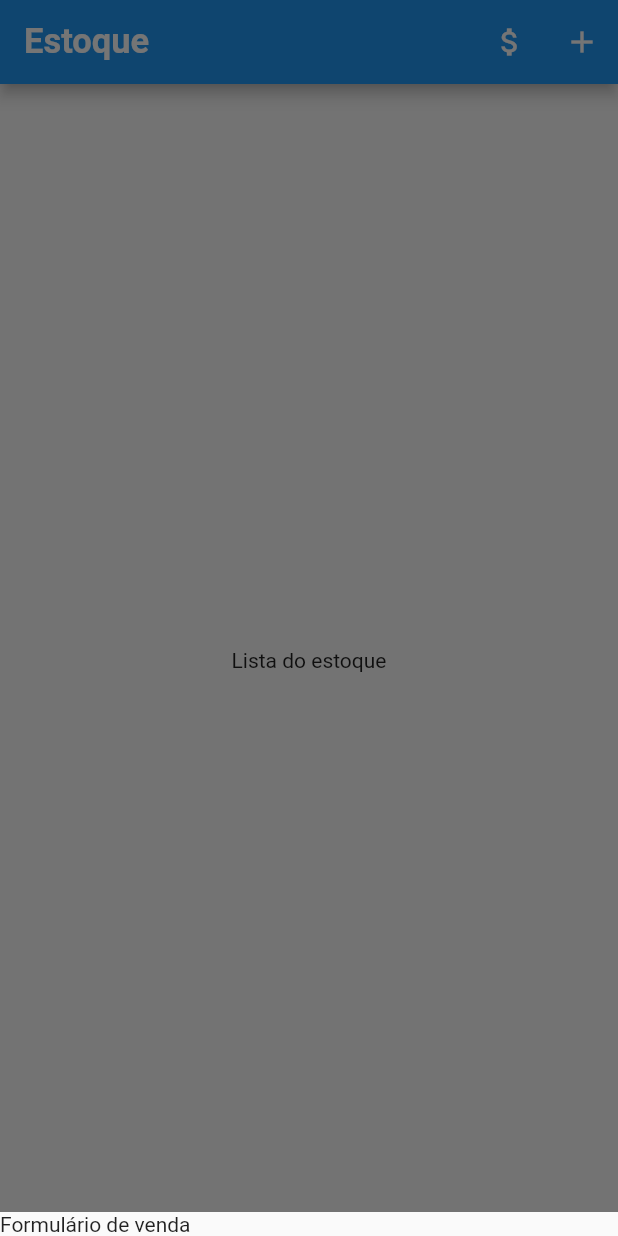
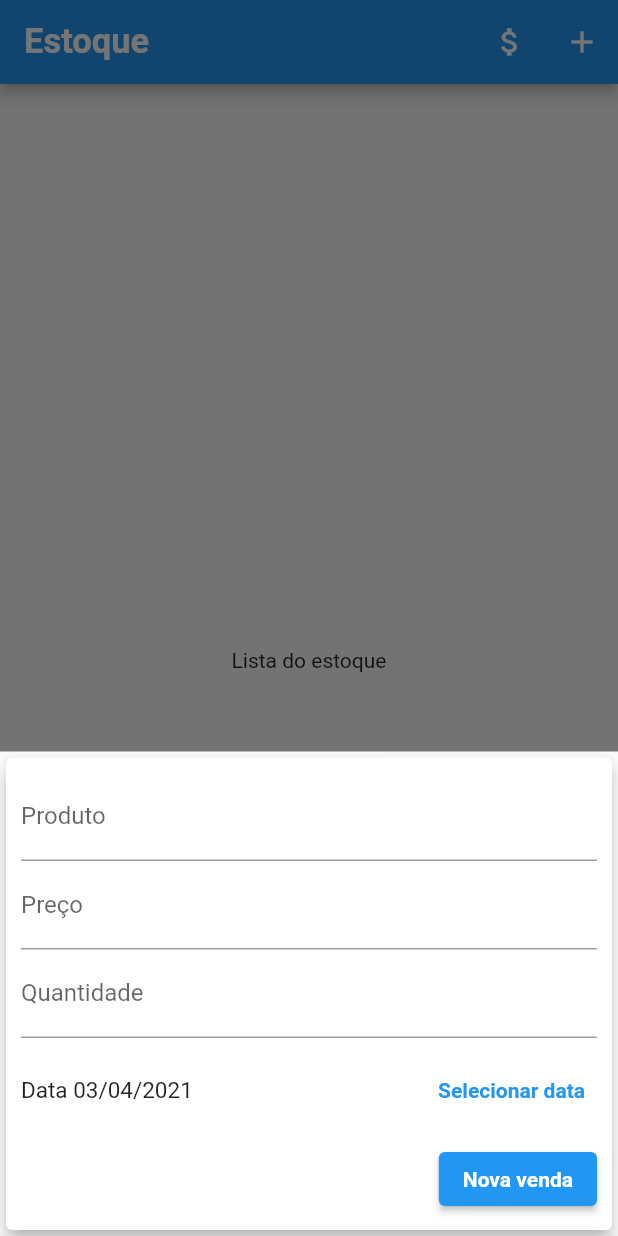
Before and after one commit to AndreFelipe97/app-inventory, a Flutter app: the screen it shows after launch, after a tap on the "attach money" icon, on a phone screen of 412 x 824 dp. Run offline on Flutter 3.47's test engine with Material 2 defaults, Android fonts, the phone set to English and light mode, and no system bars.

Commit message:
feat: add form sale

```diff
--- a/lib/adaptatives/adaptative_date_picker.dart
+++ b/lib/adaptatives/adaptative_date_picker.dart
@@ -43,7 +43,7 @@ class AdaptativeDatePicker extends StatelessWidget {
                 Text(
                   selectedDate == null
                       ? 'Nenhuma data selecionada'
-                      : 'Data ${DateFormat('dd/MM/y')}',
+                      : 'Data ${DateFormat('dd/MM/y').format(selectedDate)}',
                   style: TextStyle(fontSize: 15),
                 ),
                 TextButton(
--- /dev/null
+++ b/lib/components/sale_form.dart
@@ -0,0 +1,80 @@
+import 'package:flutter/material.dart';
+import 'package:inventory/adaptatives/adaptative_button.dart';
+import 'package:inventory/adaptatives/adaptative_date_picker.dart';
+import 'package:inventory/adaptatives/adaptative_text_field.dart';
+
+class SaleForm extends StatefulWidget {
+  final void Function(String, double, double, DateTime) onSubmit;
+
+  SaleForm(this.onSubmit);
+
+  @override
+  _SaleFormState createState() => _SaleFormState();
+}
+
+class _SaleFormState extends State<SaleForm> {
+  final _productController = TextEditingController();
+  final _amountController = TextEditingController();
+  final _priceController = TextEditingController();
+  DateTime _selectedDate = DateTime.now();
+
+  _submitForm() {
+    final product = _productController.text;
+    final amount = double.tryParse(_amountController.text) ?? 0.0;
+    final price = double.tryParse(_priceController.text) ?? 0.0;
+
+    if (product.isEmpty || amount <= 0 || price <= 0 || _selectedDate == null) {
+      return;
+    }
+
+    widget.onSubmit(product, amount, price, _selectedDate);
+  }
+
+  @override
+  Widget build(BuildContext context) {
+    return SingleChildScrollView(
+      child: Card(
+        elevation: 5,
+        child: Padding(
+          padding: const EdgeInsets.all(10),
+          child: Column(
+            children: <Widget>[
+              AdaptativeTextField(
+                controller: _productController,
+                onSubmitted: (value) => _submitForm(),
+                label: 'Produto',
+              ),
+              AdaptativeTextField(
+                controller: _priceController,
+                onSubmitted: (value) => _submitForm(),
+                label: 'Preço',
+              ),
+              AdaptativeTextField(
+                controller: _amountController,
+                onSubmitted: (value) => _submitForm(),
+                label: 'Quantidade',
+              ),
+              AdaptativeDatePicker(
+                selectedDate: _selectedDate,
+                onDateChanged: (newDate) => {
+                  setState(() {
+                    _selectedDate = newDate;
+                  })
+                },
+              ),
+              Row(
+                mainAxisAlignment: MainAxisAlignment.end,
+                children: [
+                  AdaptativeButton(
+                    label: 'Nova venda',
+                    onPressed: _submitForm,
+                  )
+                ],
+              )
+            ],
+          ),
+        ),
+      ),
+    );
+  }
+}
--- /dev/null
+++ b/lib/model/sale.dart
@@ -0,0 +1,15 @@
+import 'package:flutter/foundation.dart';
+
+class Sale {
+  final String product;
+  final double price;
+  final double amount;
+  final DateTime date;
+
+  Sale({
+    @required this.product,
+    @required this.price,
+    @required this.amount,
+    @required this.date,
+  });
+}
```
Also changed, not shown: lib/main.dart (+18 -1 lines), lib/model/product.dart (added, +15 -0 lines).
